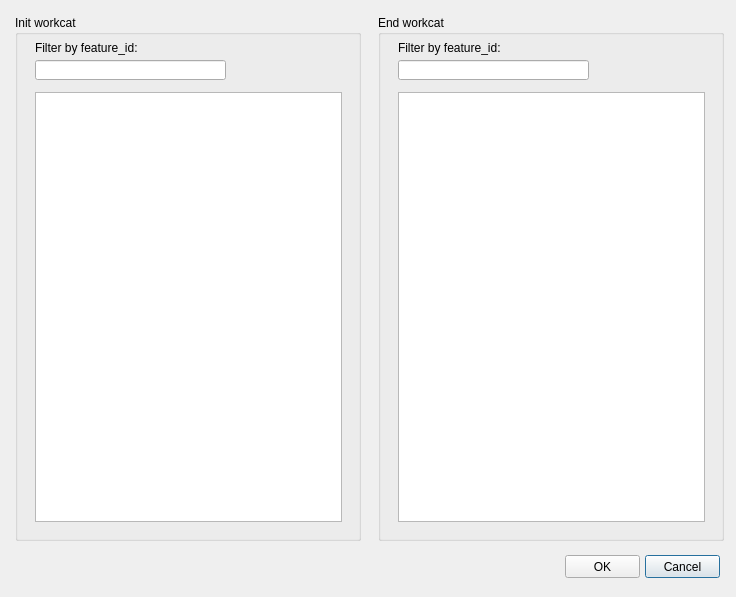
Above: search/ui/list_items.ui from Giswater/giswater_qgis_plugin before the change. Below: the same form after it.
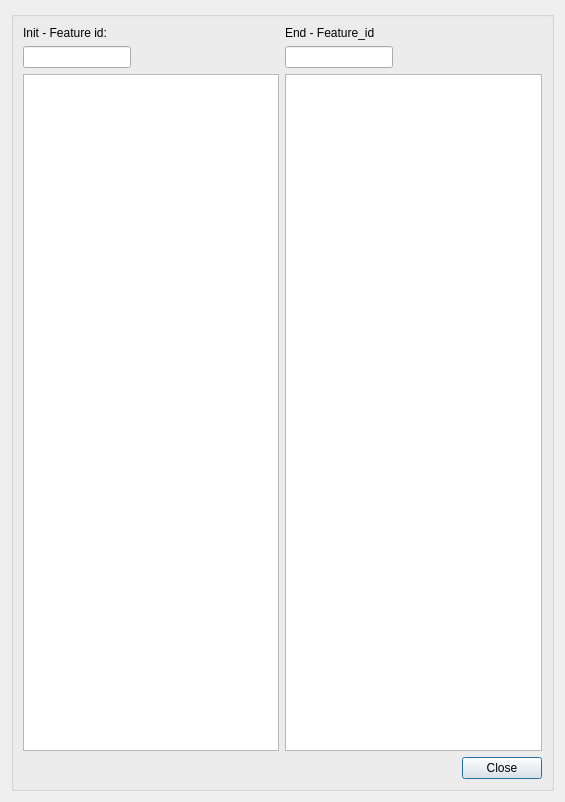
That is the form after the change.

Commit message: manage new form

```diff
--- a/search/ui/list_items.ui
+++ b/search/ui/list_items.ui
@@ -6,137 +6,126 @@
    <rect>
     <x>0</x>
     <y>0</y>
-    <width>736</width>
-    <height>597</height>
+    <width>565</width>
+    <height>802</height>
    </rect>
   </property>
+  <property name="sizePolicy">
+   <sizepolicy hsizetype="Fixed" vsizetype="Preferred">
+    <horstretch>0</horstretch>
+    <verstretch>0</verstretch>
+   </sizepolicy>
+  </property>
   <property name="windowTitle">
    <string>Dialog</string>
   </property>
-  <widget class="QGroupBox" name="groupBox">
-   <property name="geometry">
-    <rect>
-     <x>15</x>
-     <y>15</y>
-     <width>346</width>
-     <height>526</height>
-    </rect>
-   </property>
-   <property name="title">
-    <string>Init workcat</string>
-   </property>
-   <widget class="QTableView" name="tbl_psm">
-    <property name="geometry">
-     <rect>
-      <x>20</x>
-      <y>77</y>
-      <width>307</width>
-      <height>430</height>
-     </rect>
-    </property>
-    <property name="sortingEnabled">
-     <bool>true</bool>
-    </property>
-   </widget>
-   <widget class="QLineEdit" name="txt_name">
-    <property name="geometry">
-     <rect>
-      <x>20</x>
-      <y>45</y>
-      <width>191</width>
-      <height>20</height>
-     </rect>
-    </property>
-   </widget>
-   <widget class="QLabel" name="label">
-    <property name="geometry">
-     <rect>
-      <x>20</x>
-      <y>25</y>
-      <width>111</width>
-      <height>16</height>
-     </rect>
-    </property>
-    <property name="text">
-     <string>Filter by feature_id:</string>
-    </property>
-   </widget>
-  </widget>
-  <widget class="QPushButton" name="btn_cancel">
-   <property name="geometry">
-    <rect>
-     <x>645</x>
-     <y>555</y>
-     <width>75</width>
-     <height>23</height>
-    </rect>
-   </property>
-   <property name="text">
-    <string>Cancel</string>
-   </property>
-  </widget>
-  <widget class="QPushButton" name="btn_accept">
-   <property name="geometry">
-    <rect>
-     <x>565</x>
-     <y>555</y>
-     <width>75</width>
-     <height>23</height>
-    </rect>
-   </property>
-   <property name="text">
-    <string>OK</string>
-   </property>
-  </widget>
-  <widget class="QGroupBox" name="groupBox_end">
-   <property name="geometry">
-    <rect>
-     <x>378</x>
-     <y>15</y>
-     <width>346</width>
-     <height>526</height>
-    </rect>
-   </property>
-   <property name="title">
-    <string>End workcat</string>
-   </property>
-   <widget class="QTableView" name="tbl_psm_end">
-    <property name="geometry">
-     <rect>
-      <x>20</x>
-      <y>77</y>
-      <width>307</width>
-      <height>430</height>
-     </rect>
-    </property>
-    <property name="sortingEnabled">
-     <bool>true</bool>
-    </property>
-   </widget>
-   <widget class="QLineEdit" name="txt_name_end">
-    <property name="geometry">
-     <rect>
-      <x>20</x>
-      <y>45</y>
-      <width>191</width>
-      <height>20</height>
-     </rect>
-    </property>
-   </widget>
-   <widget class="QLabel" name="label_end">
-    <property name="geometry">
-     <rect>
-      <x>20</x>
-      <y>25</y>
-      <width>111</width>
-      <height>16</height>
-     </rect>
-    </property>
-    <property name="text">
-     <string>Filter by feature_id:</string>
-    </property>
-   </widget>
-  </widget>
+  <layout class="QGridLayout" name="verticalLayout_4">
+   <item row="0" column="0">
+    <widget class="QGroupBox" name="groupBox">
+     <property name="title">
+      <string/>
+     </property>
+     <layout class="QGridLayout" name="verticalLayout_3">
+      <item row="2" column="4" colspan="3">
+       <widget class="QTableView" name="tbl_psm_end">
+        <property name="sizePolicy">
+         <sizepolicy hsizetype="Minimum" vsizetype="Expanding">
+          <horstretch>0</horstretch>
+          <verstretch>0</verstretch>
+         </sizepolicy>
+        </property>
+       </widget>
+      </item>
+      <item row="2" column="0" colspan="3">
+       <widget class="QTableView" name="tbl_psm">
+        <property name="sizePolicy">
+         <sizepolicy hsizetype="Minimum" vsizetype="Expanding">
+          <horstretch>0</horstretch>
+          <verstretch>0</verstretch>
+         </sizepolicy>
+        </property>
+       </widget>
+      </item>
+      <item row="1" column="0">
+       <widget class="QLineEdit" name="txt_name">
+        <property name="sizePolicy">
+         <sizepolicy hsizetype="Fixed" vsizetype="Fixed">
+          <horstretch>0</horstretch>
+          <verstretch>0</verstretch>
+         </sizepolicy>
+        </property>
+        <property name="text">
+         <string/>
+        </property>
+       </widget>
+      </item>
+      <item row="1" column="5" colspan="2">
+       <spacer name="horizontalSpacer_3">
+        <property name="orientation">
+         <enum>Qt::Horizontal</enum>
+        </property>
+        <property name="sizeHint" stdset="0">
+         <size>
+          <width>40</width>
+          <height>20</height>
+         </size>
+        </property>
+       </spacer>
+      </item>
+      <item row="1" column="4">
+       <widget class="QLineEdit" name="txt_name_end">
+        <property name="sizePolicy">
+         <sizepolicy hsizetype="Fixed" vsizetype="Fixed">
+          <horstretch>0</horstretch>
+          <verstretch>0</verstretch>
+         </sizepolicy>
+        </property>
+       </widget>
+      </item>
+      <item row="3" column="6">
+       <widget class="QPushButton" name="btn_close">
+        <property name="sizePolicy">
+         <sizepolicy hsizetype="Fixed" vsizetype="Fixed">
+          <horstretch>0</horstretch>
+          <verstretch>0</verstretch>
+         </sizepolicy>
+        </property>
+        <property name="text">
+         <string>Close</string>
+        </property>
+       </widget>
+      </item>
+      <item row="0" column="0">
+       <widget class="QLabel" name="label_init">
+        <property name="text">
+         <string>Init - Feature id:</string>
+        </property>
+       </widget>
+      </item>
+      <item row="0" column="4">
+       <widget class="QLabel" name="label_end">
+        <property name="text">
+         <string>End - Feature_id</string>
+        </property>
+       </widget>
+      </item>
+      <item row="1" column="1" colspan="2">
+       <spacer name="horizontalSpacer_2">
+        <property name="orientation">
+         <enum>Qt::Horizontal</enum>
+        </property>
+        <property name="sizeHint" stdset="0">
+         <size>
+          <width>80</width>
+          <height>20</height>
+         </size>
+        </property>
+       </spacer>
+      </item>
+     </layout>
+    </widget>
+   </item>
+  </layout>
  </widget>
  <resources/>
  <connections/>
```
Left out of the diff: 2 changed lines with no effect on the pictures. The commit also changes 2 other files.
